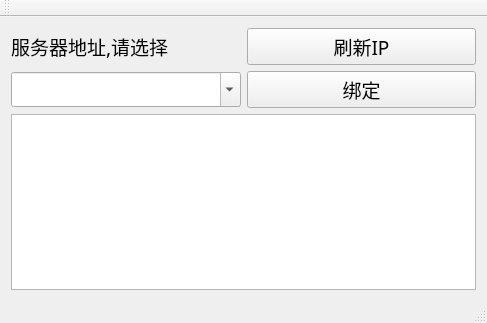
The window that server/resourcemanager_server/mainwindow.ui (weilaidb/resourcemanager) describes before a commit, drawn with Qt 5.
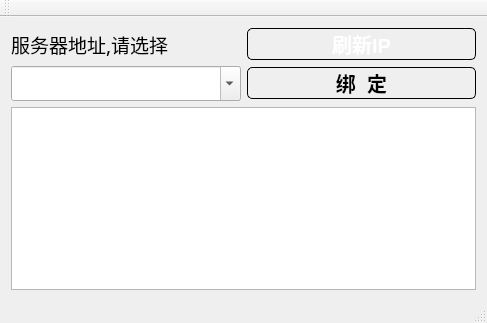
The same window after the commit.

```diff
--- a/server/resourcemanager_server/mainwindow.ui
+++ b/server/resourcemanager_server/mainwindow.ui
@@ -32,10 +32,34 @@
      <widget class="QPushButton" name="pushButton_flushipaddr">
       <property name="font">
        <font>
-        <family>楷体</family>
-        <pointsize>14</pointsize>
+        <pointsize>-1</pointsize>
+        <weight>75</weight>
+        <italic>false</italic>
+        <bold>true</bold>
        </font>
       </property>
+      <property name="styleSheet">
+       <string notr="true">QPushButton {
+    border: 1px solid #000000;
+    border-radius: 5px;
+    background-color: qlineargradient(x1: 0, y1: 0, x2: 0, y2: 1,
+                                   stop: 0 #dedede, stop: 0.5 #434343,
+                                   stop: 0.51 #000000, stop: 1 #656a6d);
+    color: #FFFFFF;
+    font: bold 20px;
+}
+
+QPushButton:pressed {
+    background-color: qlineargradient(x1: 0, y1: 0, x2: 0, y2: 1,
+                                   stop: 0 #cfcccc, stop: 0.5 #333232,
+                                   stop: 0.51 #000000, stop: 1 #585c5f);
+    color: #00CC00;
+}
+ 
+QPushButton:flat {
+    border: none;
+}</string>
+      </property>
       <property name="text">
        <string>刷新IP</string>
       </property>
@@ -58,12 +82,32 @@
      <widget class="QPushButton" name="pushButton">
       <property name="font">
        <font>
-        <family>楷体</family>
-        <pointsize>14</pointsize>
+        <pointsize>-1</pointsize>
+        <weight>75</weight>
+        <italic>false</italic>
+        <bold>true</bold>
        </font>
       </property>
+      <property name="styleSheet">
+       <string notr="true">QPushButton {
+    border: 1px solid #000000;
+    border-radius: 5px;
+    font: bold 20px;
+}
+
+QPushButton:pressed {
+    background-color: qlineargradient(x1: 0, y1: 0, x2: 0, y2: 1,
+                                   stop: 0 #cfcccc, stop: 0.5 #333232,
+                                   stop: 0.51 #000000, stop: 1 #585c5f);
+    color: #00CC00;
+}
+ 
+QPushButton:flat {
+    border: none;
+}</string>
+      </property>
       <property name="text">
-       <string>绑定</string>
+       <string>绑  定</string>
       </property>
      </widget>
     </item>
```
Left out of the diff: 2 changed lines with no effect on the pictures.
